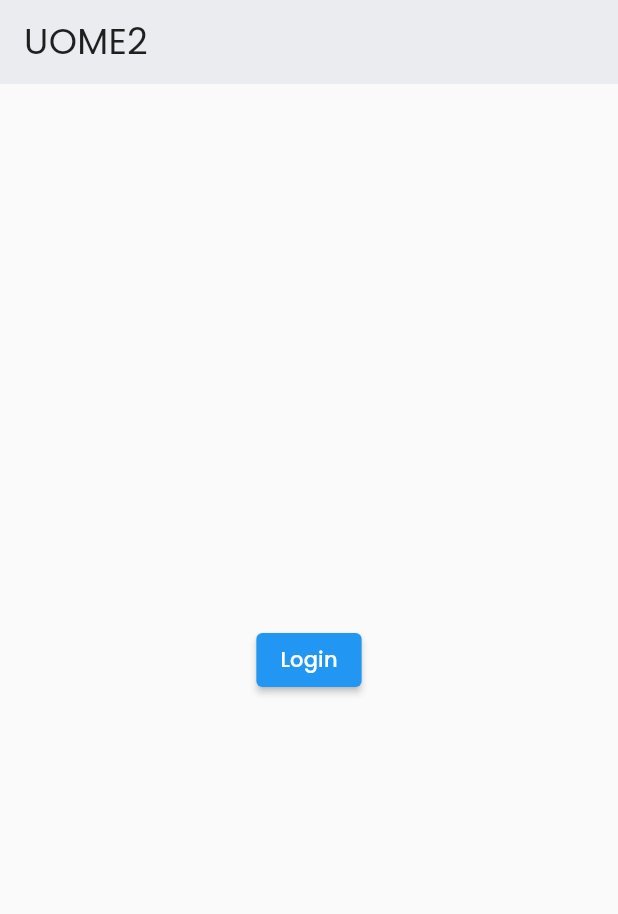
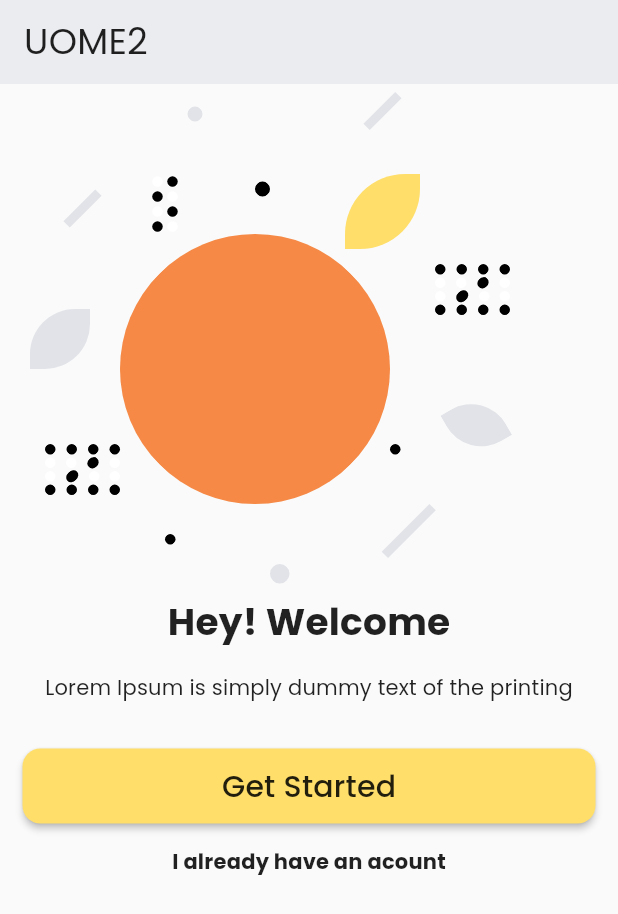
Before and after one commit to VeryOpenSource/uome2_client, a Flutter app: the screen it shows after launch, on a phone screen of 412 x 824 dp. Shown: the top 914 px of the screen. Run offline on Flutter 3.47's test engine with Material 2 defaults, Android fonts, the phone set to English and light mode, and no system bars; our stand-ins replace bloc, equatable, font_awesome_flutter, google_fonts, internet_connection_checker.

Commit message:
feat:add welcome page

```diff
--- /dev/null
+++ b/lib/core/presentation/widgets/custom_rounded_button.dart
@@ -0,0 +1,35 @@
+import 'package:flutter/material.dart';
+import 'package:uome2/core/presentation/themes/app_colors.dart';
+
+class CustomRoundedButton extends StatelessWidget {
+  const CustomRoundedButton({
+    Key? key,
+    required this.btntext,
+    required this.onPressed,
+    this.btncolor = AppColors.secondary,
+  }) : super(key: key);
+  final Color? btncolor;
+  final String btntext;
+
+  final VoidCallback onPressed;
+
+  @override
+  Widget build(BuildContext context) {
+    return ElevatedButton(
+      onPressed: onPressed,
+      style: ElevatedButton.styleFrom(
+        minimumSize: const Size.fromHeight(50), // NEW
+        primary: btncolor,
+        shape: RoundedRectangleBorder(
+          borderRadius: BorderRadius.circular(
+            12,
+          ), // <-- Radius
+        ),
+      ),
+      child: Text(
+        btntext,
+        style: Theme.of(context).textTheme.headline6,
+      ),
+    );
+  }
+}
--- a/lib/features/auth/presentation/pages/login_page.dart
+++ b/lib/features/auth/presentation/pages/login_page.dart
@@ -2,6 +2,7 @@ import 'package:flutter/material.dart';
 import 'package:font_awesome_flutter/font_awesome_flutter.dart';
 import 'package:uome2/core/presentation/themes/themes.dart';
 import 'package:uome2/core/presentation/widgets/custom_circular_button.dart';
+import 'package:uome2/core/presentation/widgets/custom_rounded_button.dart';
 
 class LoginForm extends StatefulWidget {
   const LoginForm({Key? key}) : super(key: key);
@@ -102,21 +103,11 @@ class _LoginFormState extends State<LoginForm> {
   Widget _buildLoginButton(BuildContext context) {
     return Padding(
       padding: const EdgeInsets.symmetric(vertical: 20),
-      child: ElevatedButton(
-        onPressed: () => Navigator.pop(context),
-        style: ElevatedButton.styleFrom(
-          minimumSize: const Size.fromHeight(50), // NEW
-          primary: AppColors.secondary.withOpacity(0.99),
-          shape: RoundedRectangleBorder(
-            borderRadius: BorderRadius.circular(
-              12,
-            ), // <-- Radius
-          ),
-        ),
-        child: Text(
-          'Login',
-          style: Theme.of(context).textTheme.headline6,
-        ),
+      child: CustomRoundedButton(
+        btntext: 'Login',
+        onPressed: () {
+          Navigator.pop(context);
+        },
       ),
     );
   }
--- a/lib/features/auth/presentation/pages/pages.dart
+++ b/lib/features/auth/presentation/pages/pages.dart
@@ -1 +1 @@
-export 'splash_page.dart';
+export 'welcome_page.dart';
--- a/lib/features/auth/presentation/pages/splash_page.dart
+++ /dev/null
@@ -1,41 +0,0 @@
-import 'package:flutter/material.dart';
-import 'package:uome2/features/auth/presentation/pages/login_page.dart';
-
-class LoginPage extends StatefulWidget {
-  const LoginPage({Key? key}) : super(key: key);
-
-  @override
-  State<LoginPage> createState() => _LoginPageState();
-}
-
-class _LoginPageState extends State<LoginPage> {
-  @override
-  Widget build(BuildContext context) {
-    return Scaffold(
-      appBar: AppBar(
-        elevation: 0,
-        title: Text(
-          'UOME2',
-          style: Theme.of(context).textTheme.headline5,
-        ),
-      ),
-      body: Center(
-        child: ElevatedButton(
-          onPressed: () {
-            showModalBottomSheet<void>(
-              isScrollControlled: true,
-              backgroundColor: Colors.transparent,
-              context: context,
-              builder: (BuildContext context) {
-                return const LoginForm();
-              },
-            );
-          },
-          child: const Text(
-            'Login',
-          ),
-        ),
-      ),
-    );
-  }
-}
--- /dev/null
+++ b/lib/features/auth/presentation/pages/welcome_page.dart
@@ -0,0 +1,192 @@
+import 'package:flutter/material.dart';
+import 'package:uome2/core/presentation/widgets/custom_rounded_button.dart';
+import 'package:uome2/features/auth/presentation/pages/login_page.dart';
+import 'package:uome2/features/auth/presentation/widgets/custom_figure_s.dart';
+import 'package:uome2/features/auth/presentation/widgets/custom_figure_z.dart';
+import 'package:uome2/features/auth/presentation/widgets/leaf_shape.dart';
+import 'package:uome2/features/auth/presentation/widgets/reusable_clipoval.dart';
+import 'package:uome2/features/auth/presentation/widgets/reusable_rectangular_shape.dart';
+
+class LoginPage extends StatefulWidget {
+  const LoginPage({Key? key}) : super(key: key);
+
+  @override
+  State<LoginPage> createState() => _LoginPageState();
+}
+
+class _LoginPageState extends State<LoginPage> {
+  @override
+  Widget build(BuildContext context) {
+    return Scaffold(
+      appBar: AppBar(
+        elevation: 0,
+        title: Text(
+          'UOME2',
+          style: Theme.of(context).textTheme.headline5,
+        ),
+      ),
+      body: SingleChildScrollView(
+        child: Column(
+          children: [
+            SizedBox(
+              height: 340,
+              child: Stack(
+                children: const [
+                  Positioned(
+                    left: 125,
+                    top: 15,
+                    child: ReusableClipOval(
+                      containerColour: Color(0xFFE1E3E8),
+                      containerHeight: 10,
+                      containerWidth: 10,
+                    ),
+                  ),
+                  Positioned(
+                    left: 240,
+                    top: 15,
+                    child: ReusableRectangularShape(
+                      containerColour: Color(0xFFE1E3E8),
+                    ),
+                  ),
+                  Positioned(
+                    left: 40,
+                    top: 80,
+                    child: ReusableRectangularShape(
+                      containerColour: Color(0xFFE1E3E8),
+                    ),
+                  ),
+                  Positioned(
+                    left: 100,
+                    top: 60,
+                    child: CustomFigureS(),
+                  ),
+                  Positioned(
+                    left: 170,
+                    top: 65,
+                    child: ReusableClipOval(
+                      containerHeight: 10,
+                      containerWidth: 10,
+                    ),
+                  ),
+                  Positioned(
+                    left: 230,
+                    top: 60,
+                    child: LeafShapeWidget(),
+                  ),
+                  Positioned(
+                    left: 20,
+                    top: 150,
+                    child: LeafShapeWidget(
+                      containerSize: 40,
+                      ellipticalRaduisSize: 30,
+                      containerColour: Color(0xFFE1E3E8),
+                    ),
+                  ),
+                  Positioned(
+                    left: 80,
+                    top: 100,
+                    child: ReusableClipOval(
+                      containerColour: Color(0XFFF58945),
+                      containerHeight: 180,
+                      containerWidth: 180,
+                    ),
+                  ),
+                  Positioned(
+                    left: 290,
+                    top: 120,
+                    child: CustomFigureZ(),
+                  ),
+                  Positioned(
+                    left: 300,
+                    top: 210,
+                    child: LeafShapeWidget(
+                      angleDivider: 3 / 5,
+                      containerColour: Color(0xFFE1E3E8),
+                      containerSize: 35,
+                      ellipticalRaduisSize: 27,
+                    ),
+                  ),
+                  Positioned(
+                    left: 30,
+                    top: 240,
+                    child: CustomFigureZ(),
+                  ),
+                  Positioned(
+                    left: 110,
+                    top: 300,
+                    child: ReusableClipOval(),
+                  ),
+                  Positioned(
+                    left: 180,
+                    top: 320,
+                    child: ReusableClipOval(
+                      containerColour: Color(0xFFE1E3E8),
+                      containerHeight: 13,
+                      containerWidth: 13,
+                    ),
+                  ),
+                  Positioned(
+                    left: 260,
+                    top: 240,
+                    child: ReusableClipOval(),
+                  ),
+                  Positioned(
+                    left: 250,
+                    top: 295,
+                    child: ReusableRectangularShape(
+                      containerColour: Color(0xFFE1E3E8),
+                      containerWidth: 45,
+                    ),
+                  ),
+                ],
+              ),
+            ),
+            const Text(
+              'Hey! Welcome',
+              style: TextStyle(fontSize: 25, fontWeight: FontWeight.bold),
+            ),
+            const Padding(
+              padding: EdgeInsets.all(15),
+              child: Text(
+                'Lorem Ipsum is simply dummy text of the printing ',
+                textAlign: TextAlign.center,
+              ),
+            ),
+            Padding(
+              padding: const EdgeInsets.all(15),
+              child: CustomRoundedButton(
+                btntext: 'Get Started',
+                onPressed: () {
+                  showModalBottomSheet<void>(
+                    isScrollControlled: true,
+                    backgroundColor: Colors.transparent,
+                    context: context,
+                    builder: (BuildContext context) {
+                      return const LoginForm();
+                    },
+                  );
+                },
+              ),
+            ),
+            InkWell(
+              onTap: () {
+                showModalBottomSheet<void>(
+                  isScrollControlled: true,
+                  backgroundColor: Colors.transparent,
+                  context: context,
+                  builder: (BuildContext context) {
+                    return const LoginForm();
+                  },
+                );
+              },
+              child: const Text(
+                'I already have an acount',
+                style: TextStyle(fontWeight: FontWeight.bold),
+              ),
+            ),
+          ],
+        ),
+      ),
+    );
+  }
+}
--- /dev/null
+++ b/lib/features/auth/presentation/widgets/custom_figure_s.dart
@@ -0,0 +1,57 @@
+import 'package:flutter/material.dart';
+import 'package:uome2/features/auth/presentation/widgets/reusable_clipoval.dart';
+
+class CustomFigureS extends StatelessWidget {
+  const CustomFigureS({
+    Key? key,
+  }) : super(key: key);
+
+  @override
+  Widget build(BuildContext context) {
+    return SizedBox(
+      height: 40,
+      width: 20,
+      child: Column(
+        mainAxisAlignment: MainAxisAlignment.spaceAround,
+        children: [
+          Row(
+            mainAxisAlignment: MainAxisAlignment.spaceAround,
+            children: const [
+              ReusableClipOval(
+                containerColour: Colors.white,
+              ),
+              ReusableClipOval(),
+            ],
+          ),
+          Row(
+            mainAxisAlignment: MainAxisAlignment.spaceAround,
+            children: const [
+              ReusableClipOval(),
+              ReusableClipOval(
+                containerColour: Colors.white,
+              ),
+            ],
+          ),
+          Row(
+            mainAxisAlignment: MainAxisAlignment.spaceAround,
+            children: const [
+              ReusableClipOval(
+                containerColour: Colors.white,
+              ),
+              ReusableClipOval(),
+            ],
+          ),
+          Row(
+            mainAxisAlignment: MainAxisAlignment.spaceAround,
+            children: const [
+              ReusableClipOval(),
+              ReusableClipOval(
+                containerColour: Colors.white,
+              ),
+            ],
+          ),
+        ],
+      ),
+    );
+  }
+}
--- /dev/null
+++ b/lib/features/auth/presentation/widgets/custom_figure_z.dart
@@ -0,0 +1,73 @@
+import 'package:flutter/material.dart';
+import 'package:uome2/features/auth/presentation/widgets/reusable_clipoval.dart';
+
+class CustomFigureZ extends StatelessWidget {
+  const CustomFigureZ({
+    Key? key,
+  }) : super(key: key);
+
+  @override
+  Widget build(BuildContext context) {
+    return SizedBox(
+      height: 34,
+      width: 50,
+      child: Column(
+        mainAxisAlignment: MainAxisAlignment.spaceBetween,
+        children: [
+          Row(
+            mainAxisAlignment: MainAxisAlignment.spaceBetween,
+            children: const [
+              ReusableClipOval(),
+              ReusableClipOval(),
+              ReusableClipOval(),
+              ReusableClipOval(),
+            ],
+          ),
+          Row(
+            mainAxisAlignment: MainAxisAlignment.spaceBetween,
+            children: const [
+              ReusableClipOval(
+                containerColour: Colors.white,
+              ),
+              ReusableClipOval(
+                containerColour: Colors.white,
+              ),
+              ReusableClipOval(
+                containerWidth: 8,
+              ),
+              ReusableClipOval(
+                containerColour: Colors.white,
+              )
+            ],
+          ),
+          Row(
+            mainAxisAlignment: MainAxisAlignment.spaceBetween,
+            children: const [
+              ReusableClipOval(
+                containerColour: Colors.white,
+              ),
+              ReusableClipOval(
+                containerWidth: 9,
+              ),
+              ReusableClipOval(
+                containerColour: Colors.white,
+              ),
+              ReusableClipOval(
+                containerColour: Colors.white,
+              ),
+            ],
+          ),
+          Row(
+            mainAxisAlignment: MainAxisAlignment.spaceBetween,
+            children: const [
+              ReusableClipOval(),
+              ReusableClipOval(),
+              ReusableClipOval(),
+              ReusableClipOval(),
+            ],
+          ),
+        ],
+      ),
+    );
+  }
+}
--- /dev/null
+++ b/lib/features/auth/presentation/widgets/leaf_shape.dart
@@ -0,0 +1,38 @@
+import 'dart:math' as math;
+
+import 'package:flutter/material.dart';
+
+class LeafShapeWidget extends StatelessWidget {
+  const LeafShapeWidget({
+    Key? key,
+    this.angleDivider = 1,
+    this.containerColour = const Color(0xFFFFDE69),
+    this.containerSize = 50,
+    this.ellipticalRaduisSize = 40,
+  }) : super(key: key);
+
+  final double angleDivider;
+  final Color containerColour;
+  final double containerSize;
+  final double ellipticalRaduisSize;
+
+  @override
+  Widget build(BuildContext context) {
+    return Transform.rotate(
+      angle: -math.pi / angleDivider,
+      child: ClipRRect(
+        borderRadius: BorderRadius.only(
+          bottomRight:
+              Radius.elliptical(ellipticalRaduisSize, ellipticalRaduisSize),
+          topLeft:
+              Radius.elliptical(ellipticalRaduisSize, ellipticalRaduisSize),
+        ),
+        child: Container(
+          color: containerColour,
+          height: containerSize,
+          width: containerSize,
+        ),
+      ),
+    );
+  }
+}
--- /dev/null
+++ b/lib/features/auth/presentation/widgets/reusable_clipoval.dart
@@ -0,0 +1,32 @@
+import 'dart:math' as math;
+
+import 'package:flutter/material.dart';
+
+class ReusableClipOval extends StatelessWidget {
+  const ReusableClipOval({
+    Key? key,
+    this.angleDivider = 4,
+    this.containerColour = Colors.black,
+    this.containerHeight = 7,
+    this.containerWidth = 7,
+  }) : super(key: key);
+
+  final double angleDivider;
+  final Color containerColour;
+  final double containerHeight;
+  final double containerWidth;
+
+  @override
+  Widget build(BuildContext context) {
+    return Transform.rotate(
+      angle: -math.pi / angleDivider,
+      child: ClipOval(
+        child: Container(
+          height: containerHeight,
+          color: containerColour,
+          width: containerWidth,
+        ),
+      ),
+    );
+  }
+}
--- /dev/null
+++ b/lib/features/auth/presentation/widgets/reusable_rectangular_shape.dart
@@ -0,0 +1,30 @@
+import 'dart:math' as math;
+
+import 'package:flutter/material.dart';
+
+class ReusableRectangularShape extends StatelessWidget {
+  const ReusableRectangularShape({
+    Key? key,
+    this.angleDivider = 4,
+    this.containerColour = Colors.grey,
+    this.containerHeight = 6,
+    this.containerWidth = 30,
+  }) : super(key: key);
+
+  final double angleDivider;
+  final Color containerColour;
+  final double containerHeight;
+  final double containerWidth;
+
+  @override
+  Widget build(BuildContext context) {
+    return Transform.rotate(
+      angle: -math.pi / angleDivider,
+      child: Container(
+        color: containerColour,
+        height: containerHeight,
+        width: containerWidth,
+      ),
+    );
+  }
+}
--- a/lib/main.dart
+++ b/lib/main.dart
@@ -1,6 +1,6 @@
 import 'package:flutter/material.dart';
 import 'package:uome2/core/presentation/themes/themes.dart';
-import 'package:uome2/features/auth/presentation/pages/splash_page.dart';
+import 'package:uome2/features/auth/presentation/pages/welcome_page.dart';
 
 void main() {
   runApp(const MyApp());
```
